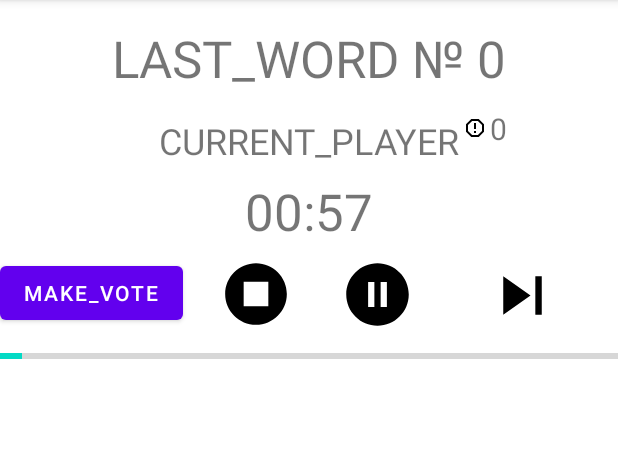
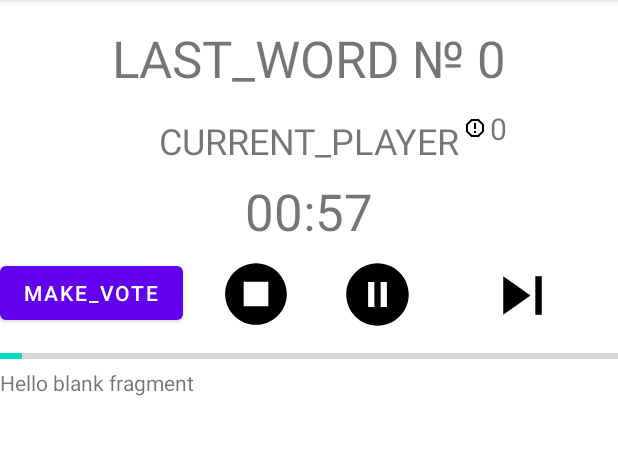
Before and after one commit to khodchenko/MafiaGame, an Android app: the fragment HomeFragment shown on its own in the app's theme, after a tap on an icon or button, on a phone screen of 412 x 824 dp, the part 84-539 px from its top. Run offline under Robolectric (Android 15) with nearby library versions, the phone set to English and light mode, and no system bars; 3 statements that could not run were skipped; 1 other tap on this screen came first.

Commit message:
work on HomeFragment

```diff
--- a/app/src/main/java/com/khodchenko/mafia/data/Game.kt
+++ b/app/src/main/java/com/khodchenko/mafia/data/Game.kt
@@ -6,6 +6,9 @@ import android.util.Log
 class Game : TimerListener {
 
     private constructor()
+    interface GameObserver {
+        fun onStageChanged(newStage: Game.Stage)
+    }
 
     companion object {
         @Volatile
@@ -25,6 +28,7 @@ class Game : TimerListener {
     private lateinit var currentPlayer: Player
     private var currentStage = Stage.NIGHT
     private var speechPlayerOrder: MutableList<Player> = mutableListOf()
+    private val observers: MutableList<GameObserver> = mutableListOf()
 
     enum class Stage {
         NIGHT,
@@ -36,6 +40,28 @@ class Game : TimerListener {
     fun startGame() {
         currentPlayer = playerList[0]
         speechPlayerOrder = getAlivePlayers(getAllPlayers())
+    }
+    fun addObserver(observer: GameObserver) {
+        observers.add(observer)
+    }
+
+    fun removeObserver(observer: GameObserver) {
+        observers.remove(observer)
+    }
+
+    private fun notifyStageChanged(newStage: Stage) {
+        for (observer in observers) {
+            observer.onStageChanged(newStage)
+        }
+    }
+
+    fun getCurrentStage(): Stage {
+        return currentStage
+    }
+
+    fun setCurrentStage(stage: Stage) {
+        currentStage = stage
+        notifyStageChanged(stage)
     }
 
     fun nextPlayerSpeech(): Player {
@@ -162,14 +188,6 @@ class Game : TimerListener {
         return playerList.filter { !it.isAlive } as MutableList<Player>
     }
 
-    fun getCurrentStage(): Stage {
-        return currentStage
-    }
-
-    fun setCurrentStage(stage: Stage) {
-        currentStage = stage
-    }
-
     fun setCurrentPlayer(toPlayer: Player) {
         currentPlayer = toPlayer
     }
--- a/app/src/main/java/com/khodchenko/mafia/ui/ConfigureGameFragment.kt
+++ b/app/src/main/java/com/khodchenko/mafia/ui/ConfigureGameFragment.kt
@@ -1,5 +1,6 @@
 package com.khodchenko.mafia.ui
 
+import android.graphics.Color
 import android.os.Bundle
 import android.view.LayoutInflater
 import android.view.View
@@ -111,7 +112,6 @@ class ConfigureGameFragment : Fragment() {
                 id: Long
             ) {
                 val selectedRole = adapter.getItem(position)
-                // Здесь вы можете выполнить действия в зависимости от выбранной роли
                 Toast.makeText(context, "Выбрана роль: $selectedRole", Toast.LENGTH_SHORT).show()
             }
 
--- a/app/src/main/java/com/khodchenko/mafia/ui/PlayerListFragment.kt
+++ b/app/src/main/java/com/khodchenko/mafia/ui/DayFragment.kt
@@ -13,7 +13,7 @@ import com.khodchenko.mafia.data.Player
 import com.khodchenko.mafia.databinding.FragmentPlayerListBinding
 import com.khodchenko.mafia.databinding.ItemPlayerBinding
 
-class PlayerListFragment : Fragment() {
+class DayFragment : Fragment() {
 
     interface OnPlayerChangeListener {
         fun onPlayerChanged(player: Player)
@@ -52,7 +52,7 @@ class PlayerListFragment : Fragment() {
 
     fun onPlayerChanged(player: Player) {
         currentPlayer = player
-        playerAdapter.notifyDataSetChanged()
+      //  playerAdapter.notifyDataSetChanged()
     }
 
     private fun setupRecyclerView() {
--- /dev/null
+++ b/app/src/main/java/com/khodchenko/mafia/ui/LastWordFragment.kt
@@ -0,0 +1,60 @@
+package com.khodchenko.mafia.ui
+
+import android.os.Bundle
+import androidx.fragment.app.Fragment
+import android.view.LayoutInflater
+import android.view.View
+import android.view.ViewGroup
+import com.khodchenko.mafia.R
+
+// TODO: Rename parameter arguments, choose names that match
+// the fragment initialization parameters, e.g. ARG_ITEM_NUMBER
+private const val ARG_PARAM1 = "param1"
+private const val ARG_PARAM2 = "param2"
+
+/**
+ * A simple [Fragment] subclass.
+ * Use the [LastWordFragment.newInstance] factory method to
+ * create an instance of this fragment.
+ */
+class LastWordFragment : Fragment() {
+    // TODO: Rename and change types of parameters
+    private var param1: String? = null
+    private var param2: String? = null
+
+    override fun onCreate(savedInstanceState: Bundle?) {
+        super.onCreate(savedInstanceState)
+        arguments?.let {
+            param1 = it.getString(ARG_PARAM1)
+            param2 = it.getString(ARG_PARAM2)
+        }
+    }
+
+    override fun onCreateView(
+        inflater: LayoutInflater, container: ViewGroup?,
+        savedInstanceState: Bundle?
+    ): View? {
+        // Inflate the layout for this fragment
+        return inflater.inflate(R.layout.fragment_last_word, container, false)
+    }
+
+    companion object {
+        /**
+         * Use this factory method to create a new instance of
+         * this fragment using the provided parameters.
+         *
+         * @param param1 Parameter 1.
+         * @param param2 Parameter 2.
+         * @return A new instance of fragment LastWordFragment.
+         */
+        // TODO: Rename and change types and number of parameters
+        @JvmStatic
+        fun newInstance(param1: String, param2: String) =
+            LastWordFragment().apply {
+                arguments = Bundle().apply {
+                    putString(ARG_PARAM1, param1)
+                    putString(ARG_PARAM2, param2)
+                }
+            }
+    }
+}
--- /dev/null
+++ b/app/src/main/java/com/khodchenko/mafia/ui/NightFragment.kt
@@ -0,0 +1,60 @@
+package com.khodchenko.mafia.ui
+
+import android.os.Bundle
+import androidx.fragment.app.Fragment
+import android.view.LayoutInflater
+import android.view.View
+import android.view.ViewGroup
+import com.khodchenko.mafia.R
+
+// TODO: Rename parameter arguments, choose names that match
+// the fragment initialization parameters, e.g. ARG_ITEM_NUMBER
+private const val ARG_PARAM1 = "param1"
+private const val ARG_PARAM2 = "param2"
+
+/**
+ * A simple [Fragment] subclass.
+ * Use the [NightFragment.newInstance] factory method to
+ * create an instance of this fragment.
+ */
+class NightFragment : Fragment() {
+    // TODO: Rename and change types of parameters
+    private var param1: String? = null
+    private var param2: String? = null
+
+    override fun onCreate(savedInstanceState: Bundle?) {
+        super.onCreate(savedInstanceState)
+        arguments?.let {
+            param1 = it.getString(ARG_PARAM1)
+            param2 = it.getString(ARG_PARAM2)
+        }
+    }
+
+    override fun onCreateView(
+        inflater: LayoutInflater, container: ViewGroup?,
+        savedInstanceState: Bundle?
+    ): View? {
+        // Inflate the layout for this fragment
+        return inflater.inflate(R.layout.fragment_night, container, false)
+    }
+
+    companion object {
+        /**
+         * Use this factory method to create a new instance of
+         * this fragment using the provided parameters.
+         *
+         * @param param1 Parameter 1.
+         * @param param2 Parameter 2.
+         * @return A new instance of fragment NightFragment.
+         */
+        // TODO: Rename and change types and number of parameters
+        @JvmStatic
+        fun newInstance(param1: String, param2: String) =
+            NightFragment().apply {
+                arguments = Bundle().apply {
+                    putString(ARG_PARAM1, param1)
+                    putString(ARG_PARAM2, param2)
+                }
+            }
+    }
+}
--- a/app/src/main/java/com/khodchenko/mafia/ui/TimerFragment.kt
+++ b/app/src/main/java/com/khodchenko/mafia/ui/TimerFragment.kt
@@ -6,13 +6,11 @@ import android.view.LayoutInflater
 import android.view.View
 import android.view.ViewGroup
 import androidx.fragment.app.Fragment
-import androidx.navigation.fragment.findNavController
 import com.google.android.material.snackbar.Snackbar
 import com.khodchenko.mafia.R
 import com.khodchenko.mafia.data.Game
 import com.khodchenko.mafia.data.Player
 import com.khodchenko.mafia.databinding.FragmentTimerBinding
-import com.khodchenko.mafia.ui.PlayerListFragment
 import com.khodchenko.mafia.ui.home.HomeFragment
 
 private const val TOTAL_TIME = 60000L
--- a/app/src/main/java/com/khodchenko/mafia/ui/home/HomeFragment.kt
+++ b/app/src/main/java/com/khodchenko/mafia/ui/home/HomeFragment.kt
@@ -10,10 +10,13 @@ import androidx.fragment.app.Fragment
 import com.khodchenko.mafia.data.Game
 import com.khodchenko.mafia.data.Player
 import com.khodchenko.mafia.databinding.FragmentHomeBinding
-import com.khodchenko.mafia.ui.PlayerListFragment
+import com.khodchenko.mafia.ui.DayFragment
+import com.khodchenko.mafia.ui.LastWordFragment
+import com.khodchenko.mafia.ui.NightFragment
+import com.khodchenko.mafia.ui.VotingFragment
 
 
-class HomeFragment : Fragment(),  PlayerListFragment.OnPlayerChangeListener {
+class HomeFragment : Fragment(),  DayFragment.OnPlayerChangeListener, Game.GameObserver {
 
 
     private var _binding: FragmentHomeBinding? = null
@@ -21,7 +24,8 @@ class HomeFragment : Fragment(),  PlayerListFragment.OnPlayerChangeListener {
     private lateinit var containerTimerFragment: FrameLayout
     private lateinit var containerPlayerListFragment: FrameLayout
     private val timerFragment = TimerFragment()
-    private val playerListFragment = PlayerListFragment()
+    private val dayFragment = DayFragment()
+    private lateinit var currentFragment: Fragment
     override fun onCreate(savedInstanceState: Bundle?) {
         super.onCreate(savedInstanceState)
 
@@ -35,24 +39,74 @@ class HomeFragment : Fragment(),  PlayerListFragment.OnPlayerChangeListener {
         _binding = FragmentHomeBinding.inflate(inflater, container, false)
         val root: View = binding.root
         Game.getInstance().startGame()
+        Game.getInstance().addObserver(this)
         containerTimerFragment = binding.containerFragmentTimer
         containerPlayerListFragment = binding.containerFragmentPlayer
-        playerListFragment.setOnPlayerChangeListener(this)
+
+        currentFragment = NightFragment()
+
+        dayFragment.setOnPlayerChangeListener(this)
         childFragmentManager.beginTransaction()
             .add(containerTimerFragment.id, timerFragment)
-            .add(containerPlayerListFragment.id, playerListFragment)
+            .add(containerPlayerListFragment.id, currentFragment)
             .commit()
 
         return root
     }
+    override fun onStageChanged(newStage: Game.Stage) {
+        // Обновить UI в соответствии с новой стадией
+        when (newStage) {
+            Game.Stage.NIGHT -> {
+                // Показать фрагмент для стадии NIGHT
+                showNightFragment()
+            }
+            Game.Stage.LAST_WORD -> {
+                // Показать фрагмент для стадии LAST_WORD
+                showLastWordFragment()
+            }
+            Game.Stage.DAY -> {
+                // Показать фрагмент для стадии DAY
+                showDayFragment()
+            }
+            Game.Stage.VOTING -> {
+                // Показать фрагмент для стадии VOTING
+                showVotingFragment()
+            }
+        }
+    }
+
+    private fun showNightFragment() {
+        childFragmentManager.beginTransaction()
+            .replace(containerPlayerListFragment.id, NightFragment())
+            .commit()
+    }
+
+    private fun showLastWordFragment() {
+        childFragmentManager.beginTransaction()
+            .replace(containerPlayerListFragment.id, LastWordFragment())
+            .commit()
+    }
+
+    private fun showDayFragment() {
+        childFragmentManager.beginTransaction()
+            .replace(containerPlayerListFragment.id, DayFragment())
+            .commit()
+    }
+
+    private fun showVotingFragment() {
+        childFragmentManager.beginTransaction()
+            .replace(containerPlayerListFragment.id, VotingFragment())
+            .commit()
+    }
 
     override fun onDestroyView() {
         super.onDestroyView()
+        Game.getInstance().removeObserver(this)
         _binding = null
     }
 
     override fun onPlayerChanged(player: Player) {
-        playerListFragment.onPlayerChanged(player)
+        dayFragment.onPlayerChanged(player)
     }
 
 }
--- /dev/null
+++ b/app/src/main/res/layout/fragment_last_word.xml
@@ -0,0 +1,14 @@
+<?xml version="1.0" encoding="utf-8"?>
+<FrameLayout xmlns:android="http://schemas.android.com/apk/res/android"
+    xmlns:tools="http://schemas.android.com/tools"
+    android:layout_width="match_parent"
+    android:layout_height="match_parent"
+    tools:context=".ui.LastWordFragment">
+
+    <!-- TODO: Update blank fragment layout -->
+    <TextView
+        android:layout_width="match_parent"
+        android:layout_height="match_parent"
+        android:text="@string/hello_blank_fragment" />
+
+</FrameLayout>
--- a/app/src/main/res/layout/fragment_player_list.xml
+++ b/app/src/main/res/layout/fragment_player_list.xml
@@ -2,7 +2,7 @@
     xmlns:tools="http://schemas.android.com/tools"
     android:layout_width="match_parent"
     android:layout_height="match_parent"
-    tools:context=".ui.PlayerListFragment">
+    tools:context=".ui.DayFragment">
 
     <ScrollView
         android:layout_width="match_parent"
```
Also changed, not shown: app/src/main/java/com/khodchenko/mafia/ui/VotingFragment.kt (added, +60 -0 lines), app/src/main/res/layout/fragment_night.xml (added, +14 -0 lines), app/src/main/res/layout/fragment_voting.xml (added, +14 -0 lines).
